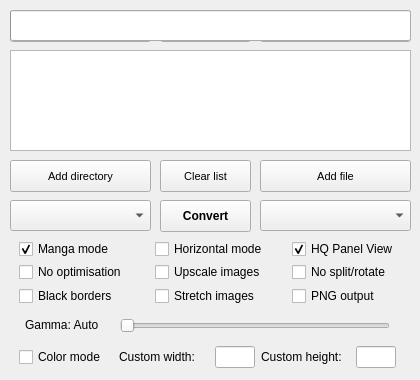
Old version of the form KCC.ui in the repository ciromattia/kcc.
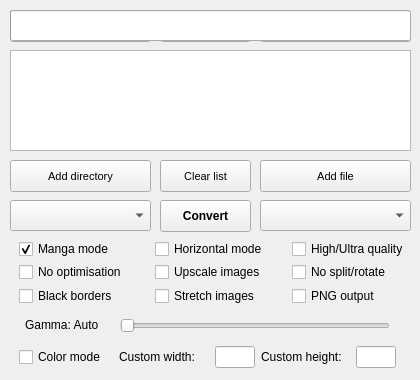
New version of the form. Icons and pictures are not drawn.

Commit message: Added ultra quality mode

What changed in the file:
```diff
--- a/KCC.ui
+++ b/KCC.ui
@@ -335,9 +335,9 @@
       <string>&lt;html&gt;&lt;head/&gt;&lt;body&gt;&lt;p&gt;Enable high quality zoom.&lt;/p&gt;&lt;p&gt;Enabling it will &lt;span style=&quot; font-weight:600;&quot;&gt;highly&lt;/span&gt; increase size of output file and &lt;span style=&quot; font-weight:600;&quot;&gt;slightly&lt;/span&gt; reduce sharpness of not zoomed images.&lt;/p&gt;&lt;/body&gt;&lt;/html&gt;</string>
      </property>
      <property name="text">
-      <string>HQ Panel View</string>
+      <string>High/Ultra quality</string>
      </property>
-     <property name="checked">
+     <property name="tristate">
       <bool>true</bool>
      </property>
     </widget>
```
Left out of the diff: 20 changed lines with no effect on the pictures. The commit also changes 7 other files.
